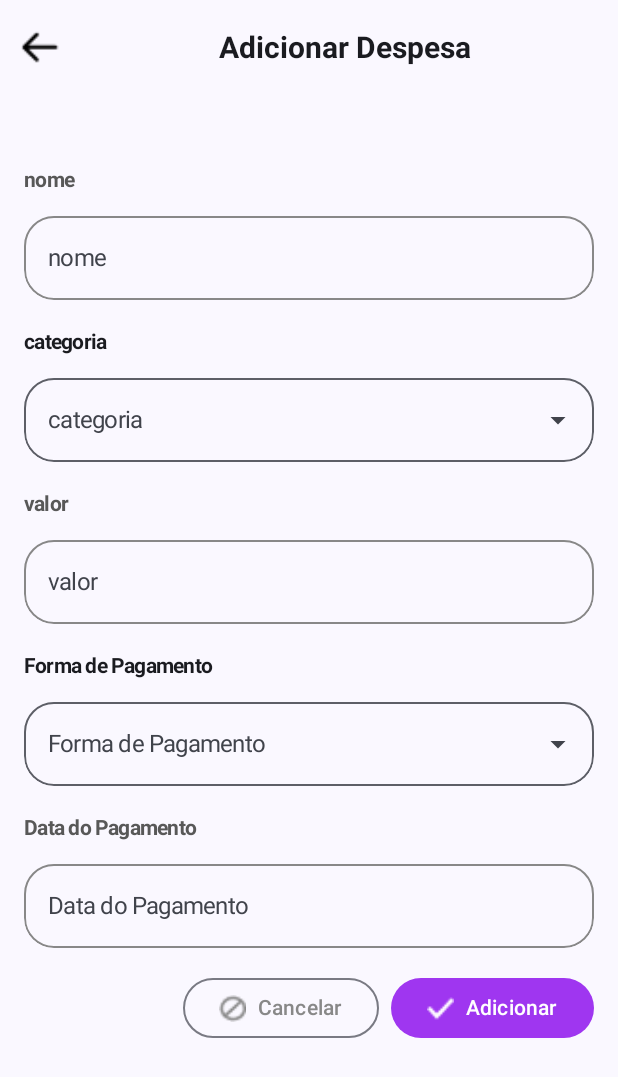
After one commit to Libellus-Grupo-07/app-calencare, an Android app built with Jetpack Compose: the TelaAdicionarDespesa screen opened directly, with no data from a screen before it, on a phone screen of 412 x 824 dp. The commit adds this screen. Shown: the top 1077 px of the screen. Run offline under Robolectric (Android 15) with nearby library versions, the phone set to English and light mode, and no system bars.

Commit message:
tela de adicionar despesa

```diff
--- a/app/src/main/AndroidManifest.xml
+++ b/app/src/main/AndroidManifest.xml
@@ -1,6 +1,6 @@
 <?xml version="1.0" encoding="utf-8"?>
 <manifest xmlns:android="http://schemas.android.com/apk/res/android"
-    xmlns:tools="http://schemas.android.com/tools" >
+    xmlns:tools="http://schemas.android.com/tools">
 
     <application
         android:allowBackup="true"
@@ -12,13 +12,16 @@
         android:supportsRtl="true"
         android:theme="@style/Theme.CalencareApp"
         tools:targetApi="31">
-
+        <activity
+            android:name=".TelaAdicionarDespesa"
+            android:exported="false"
+            android:label="@string/title_activity_tela_adicionar_despesa"
+            android:theme="@style/Theme.CalencareApp" />
         <!-- activity -->
-        <!--     android:name=".NavGraph" -->
-        <!--     android:exported="false" -->
-        <!--     android:label="@string/title_activity_nav_graph" -->
-        <!--     android:theme="@style/Theme.CalencareApp" /> -->
-
+        <!-- android:name=".NavGraph" -->
+        <!-- android:exported="false" -->
+        <!-- android:label="@string/title_activity_nav_graph" -->
+        <!-- android:theme="@style/Theme.CalencareApp" /> -->
         <activity
             android:name=".TelaSplash"
             android:exported="true"
@@ -26,55 +29,45 @@
             android:theme="@style/Theme.CalencareApp">
             <intent-filter>
                 <action android:name="android.intent.action.MAIN" />
+
                 <category android:name="android.intent.category.LAUNCHER" />
             </intent-filter>
         </activity>
-
         <activity
             android:name=".TelaLogin"
             android:exported="false"
             android:label="@string/title_activity_tela_login"
             android:theme="@style/Theme.CalencareApp" /> <!-- Removido o intent-filter da MainActivity -->
-
         <activity
             android:name=".TelaInicial"
             android:exported="false"
             android:label="Inicio"
-            android:theme="@style/Theme.CalencareApp">
-        </activity>
-
+            android:theme="@style/Theme.CalencareApp"></activity>
         <activity
             android:name=".Notificacoes"
             android:exported="false"
             android:label="@string/title_activity_notificacoes"
             android:theme="@style/Theme.CalencareApp" />
-
         <activity
             android:name=".TelaAdicionarProduto"
             android:exported="false"
             android:label="@string/title_activity_tela_adicionar_produto"
-            android:theme="@style/Theme.CalencareApp">
-        </activity>
-
+            android:theme="@style/Theme.CalencareApp"></activity>
         <activity
             android:name=".DadosEmpresa"
             android:exported="false"
             android:label="@string/title_activity_dados_empresa"
-            android:theme="@style/Theme.CalencareApp">
-        </activity>
-
+            android:theme="@style/Theme.CalencareApp"></activity>
         <activity
             android:name=".MainActivity"
             android:exported="false"
             android:label="@string/app_name"
             android:theme="@style/Theme.CalencareApp" />
-
         <activity
             android:name=".ui.theme.MainActivity"
             android:exported="false"
             android:label="@string/title_activity_main"
             android:theme="@style/Theme.CalencareApp" />
-
     </application>
 
 </manifest>
--- /dev/null
+++ b/app/src/main/java/school/sptech/TelaAdicionarDespesa.kt
@@ -0,0 +1,210 @@
+package school.sptech
+
+import android.os.Bundle
+import androidx.activity.ComponentActivity
+import androidx.activity.compose.setContent
+import androidx.activity.enableEdgeToEdge
+import androidx.compose.foundation.Image
+import androidx.compose.foundation.layout.*
+import androidx.compose.foundation.shape.RoundedCornerShape
+import androidx.compose.foundation.text.KeyboardOptions
+import androidx.compose.material.icons.Icons
+import androidx.compose.material.icons.filled.ArrowDropDown
+import androidx.compose.material3.*
+import androidx.compose.runtime.*
+import androidx.compose.ui.Alignment
+import androidx.compose.ui.Modifier
+import androidx.compose.ui.draw.clip
+import androidx.compose.ui.graphics.Color
+import androidx.compose.ui.res.painterResource
+import androidx.compose.ui.res.stringResource
+import androidx.compose.ui.text.font.FontWeight
+import androidx.compose.ui.text.input.KeyboardType
+import androidx.compose.ui.text.style.TextAlign
+import androidx.compose.ui.tooling.preview.Preview
+import androidx.compose.ui.unit.dp
+import androidx.compose.ui.unit.sp
+import school.sptech.ui.theme.CalencareAppTheme
+import school.sptech.FormFieldWithLabel
+
+class TelaAdicionarDespesa : ComponentActivity() {
+    override fun onCreate(savedInstanceState: Bundle?) {
+        super.onCreate(savedInstanceState)
+        enableEdgeToEdge()
+        setContent {
+            CalencareAppTheme {
+                TelaAddDespesa()
+            }
+        }
+    }
+}
+
+@OptIn(ExperimentalMaterial3Api::class)
+@Composable
+fun TelaAddDespesa() {
+    Scaffold(
+        topBar = {
+            TopAppBar(
+                title = {
+                    Box(
+                        modifier = Modifier.fillMaxWidth(),
+                        contentAlignment = Alignment.Center
+                    ) {
+                        Text(
+                            text = stringResource(R.string.adicionar_despesa),
+                            fontWeight = FontWeight.Bold,
+                            fontSize = 20.sp,
+                            textAlign = TextAlign.Center
+                        )
+                    }
+                },
+                navigationIcon = {
+                    IconButton(onClick = { /* Ação do voltar */ }) {
+                        Image(
+                            painter = painterResource(id = R.mipmap.voltar),
+                            contentDescription = "voltar",
+                            modifier = Modifier.size(30.dp)
+                        )
+                    }
+                }
+            )
+        }
+    ) { paddingValues ->
+        Column(
+            modifier = Modifier
+                .fillMaxSize()
+                .padding(paddingValues)
+                .padding(16.dp),
+            verticalArrangement = Arrangement.spacedBy(16.dp)
+        ) {
+            Spacer(modifier = Modifier.height(12.dp))
+            DespesaForm()
+            ButtonRow()
+        }
+    }
+}
+
+@Composable
+fun DespesaForm() {
+    var name by remember { mutableStateOf("") }
+    var category by remember { mutableStateOf("") }
+    var valor by remember { mutableStateOf("") }
+    var formaPagamento by remember { mutableStateOf("") }
+    var dataPagamento by remember { mutableStateOf("") }
+
+    val categories = listOf("Alimentação", "Transporte", "Lazer") // Categories list
+    val formasPagamento = listOf("Dinheiro", "Cartão", "Pix") // Payment methods list
+
+    Column(modifier = Modifier.fillMaxWidth()) {
+
+        // Name Field
+        FormFieldWithLabel(
+            value = name,
+            onValueChange = { name = it },
+            label = stringResource(R.string.nome),
+        )
+
+        Spacer(modifier = Modifier.height(16.dp))
+
+        // Category Dropdown
+        DropdownFieldWithLabel(
+            value = category,
+            onValueChange = { category = it },
+            label = stringResource(R.string.categoria),
+            options = categories
+        )
+
+        Spacer(modifier = Modifier.height(16.dp))
+
+        // Value Field
+        FormFieldWithLabel(
+            value = valor,
+            onValueChange = { valor = it },
+            label = stringResource(R.string.valor),
+        )
+
+
+        Spacer(modifier = Modifier.height(16.dp))
+
+        // Payment Method Dropdown
+        DropdownFieldWithLabel(
+            value = formaPagamento,
+            onValueChange = { formaPagamento = it },
+            label = stringResource(R.string.forma_pagamento),
+            options = formasPagamento
+        )
+
+        Spacer(modifier = Modifier.height(16.dp))
+
+        FormFieldWithLabel(
+            value = dataPagamento,
+            onValueChange = { dataPagamento = it },
+            label = stringResource(R.string.data_pagamento),
+        )
+
+    }
+}
+
+@Composable
+fun DropdownFieldWithLabel(
+    value: String,
+    onValueChange: (String) -> Unit,
+    label: String,
+    options: List<String>
+) {
+    var expanded by remember { mutableStateOf(false) }
+
+    Column(modifier = Modifier.fillMaxWidth()) {
+        Text(
+            text = label,
+            fontWeight = FontWeight.Bold,
+            fontSize = 14.sp,
+            modifier = Modifier.padding(bottom = 4.dp)
+        )
+
+        OutlinedTextField(
+            value = value,
+            onValueChange = {},
+            label = { Text(label) },
+            modifier = Modifier
+                .fillMaxWidth()
+                .clip(RoundedCornerShape(20.dp)),
+            shape = RoundedCornerShape(20.dp),
+            readOnly = true, // O campo não permite edição direta
+            trailingIcon = {
+                IconButton(onClick = { expanded = true }) {
+                    Icon(imageVector = Icons.Default.ArrowDropDown, contentDescription = "Dropdown Icon")
+                }
+            }
+        )
+
+//@Composable
+//fun ButtonRow() {
+//    Row(
+//        modifier = Modifier.fillMaxWidth(),
+//        horizontalArrangement = Arrangement.SpaceBetween
+//    ) {
+//        Button(
+//            onClick = { /* Cancel Action */ },
+//            colors = ButtonDefaults.buttonColors(containerColor = Color.Gray)
+//        ) {
+//            Text(stringResource(R.string.cancelar))
+//        }
+//
+//        Button(
+//            onClick = { /* Add Expense Action */ },
+//            colors = ButtonDefaults.buttonColors(containerColor = Color(0xFF7B1FA2))
+//        ) {
+//            Text(stringResource(R.string.adicionar))
+//        }
+    }
+}
+
+
+@Preview(showBackground = true, showSystemUi = true)
+@Composable
+fun TelaAdicionarDespesaPreview() {
+    CalencareAppTheme {
+        TelaAddDespesa()
+    }
+}
--- a/app/src/main/res/values/strings.xml
+++ b/app/src/main/res/values/strings.xml
@@ -7,4 +7,16 @@
     <string name="title_activity_notificacoes">Notificacoes</string>
     <string name="title_activity_dados_empresa">DadosEmpresa</string>
     <string name="title_activity_tela_adicionar_produto">TelaAdicionarProduto</string>
+    <string name="title_activity_tela_adicionar_despesa">TelaAdicionarDespesa</string>
+
+
+        <string name="valor">valor</string>
+        <string name="categoria">categoria</string>
+        <string name="nome">nome</string>
+        <string name="adicionar_despesa">Adicionar Despesa</string>
+        <string name="voltar">voltar</string>
+        <string name="forma_pagamento">Forma de Pagamento</string>
+        <string name="data_pagamento">Data do Pagamento</string>
+        <string name="cancelar">Cancelar</string>
+        <string name="adicionar">Adicionar</string>
 </resources>
```
